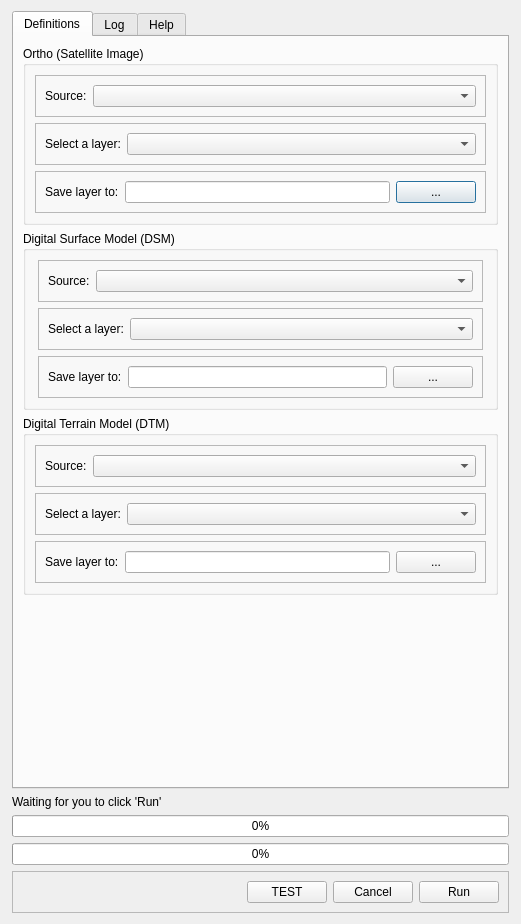
This is citygen/citygen_dialog_base.ui in arthurRuf/3dcitybuilder as Qt 5 draws it before an edit. The edited form follows.
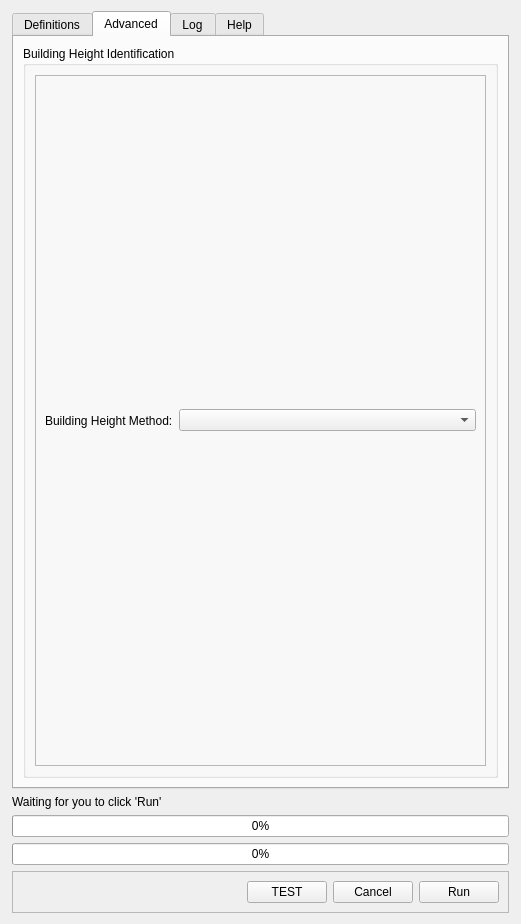
This is the edited form. The open tabs and pages were chosen to show the change.

The edit to the form file:
```diff
--- a/citygen/citygen_dialog_base.ui
+++ b/citygen/citygen_dialog_base.ui
@@ -309,7 +309,49 @@
        </item>
       </layout>
      </widget>
-     <widget class="QWidget" name="tab_4">
+     <widget class="QWidget" name="TbAdvanced">
+      <attribute name="title">
+       <string>Advanced</string>
+      </attribute>
+      <layout class="QVBoxLayout" name="verticalLayout_8">
+       <item>
+        <widget class="QGroupBox" name="groupBox_4">
+         <property name="title">
+          <string>Building Height Identification</string>
+         </property>
+         <layout class="QVBoxLayout" name="verticalLayout_9">
+          <item>
+           <widget class="QFrame" name="frame_5">
+            <property name="frameShape">
+             <enum>QFrame::StyledPanel</enum>
+            </property>
+            <property name="frameShadow">
+             <enum>QFrame::Raised</enum>
+            </property>
+            <layout class="QHBoxLayout" name="horizontalLayout_12" stretch="0,1">
+             <item>
+              <widget class="QLabel" name="label_10">
+               <property name="text">
+                <string>Building Height Method:</string>
+               </property>
+              </widget>
+             </item>
+             <item>
+              <widget class="QComboBox" name="cbxBuildingHeightMethod">
+               <property name="currentIndex">
+                <number>-1</number>
+               </property>
+              </widget>
+             </item>
+            </layout>
+           </widget>
+          </item>
+         </layout>
+        </widget>
+       </item>
+      </layout>
+     </widget>
+     <widget class="QWidget" name="TbLog">
       <attribute name="title">
        <string>Log</string>
       </attribute>
```
Left out of the diff: 168 changed lines with no effect on the pictures.
